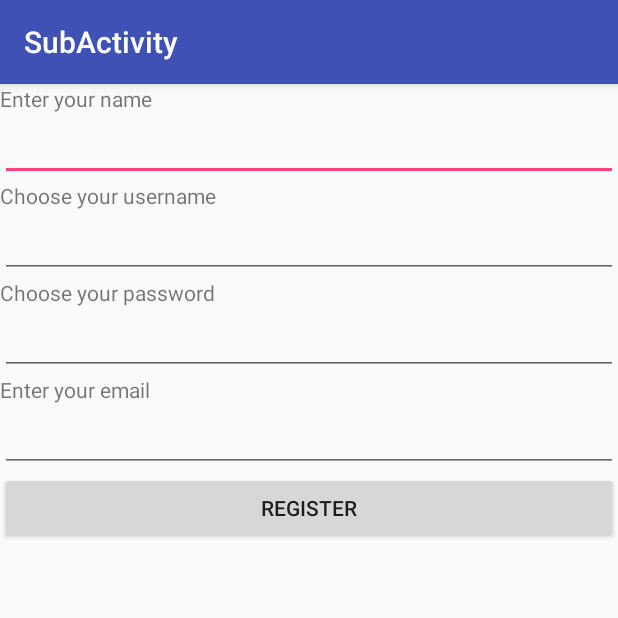
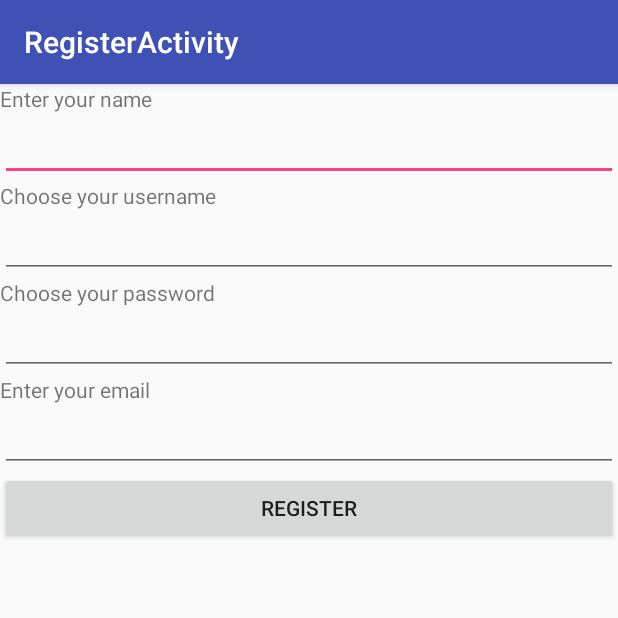
Before and after one commit to asterix153/NTS_apply, an Android app: the RegisterActivity screen opened directly, with no data from a screen before it, on a phone screen of 412 x 824 dp, the top half of it. Run offline under Robolectric (Android 15) with nearby library versions, the phone set to English and light mode, and no system bars.

```diff
--- a/damagochi/app/src/main/AndroidManifest.xml
+++ b/damagochi/app/src/main/AndroidManifest.xml
@@ -9,17 +9,22 @@
         android:label="@string/app_name"
         android:supportsRtl="true"
         android:theme="@style/AppTheme">
+
+
+
         <activity android:name=".MainActivity">
+        </activity>
+
+        <activity android:name=".LoginActivity" android:label="LoginActivity">
             <intent-filter>
                 <action android:name="android.intent.action.MAIN" />
 
                 <category android:name="android.intent.category.LAUNCHER" />
             </intent-filter>
-        </activity>
+        </activity>>
+
         <activity
-            android:name=".SubActivity" android:label="SubActivity"/>
-        <activity
-            android:name=".login_Activity" android:label="login_Activity"/>
+            android:name=".RegisterActivity" android:label="RegisterActivity"/>
 
         <!-- ATTENTION: This was auto-generated to add Google Play services to your project for
              App Indexing.  See https://g.co/AppIndexing/AndroidStudio for more information. -->
--- a/damagochi/app/src/main/java/kr/soen/damagochi/MainActivity.java
+++ b/damagochi/app/src/main/java/kr/soen/damagochi/MainActivity.java
@@ -135,7 +135,7 @@ public class MainActivity extends AppCompatActivity {
 
                     break;
                 case R.id.stroll: // play with pet outside    임시로 다른 액티비티 넘어가는 것
-                    Intent intent = new Intent(MainActivity.this, login_Activity.class);
+                    Intent intent = new Intent(MainActivity.this, LoginActivity.class);
                     startActivityForResult(intent, ACT_EDIT);
                     break;
 
--- a/damagochi/app/src/main/java/kr/soen/damagochi/SubActivity.java
+++ b/damagochi/app/src/main/java/kr/soen/damagochi/RegisterActivity.java
@@ -19,7 +19,7 @@ import java.net.URLEncoder;
 import java.util.ArrayList;
 import java.util.HashMap;
 
-public class SubActivity extends AppCompatActivity {
+public class RegisterActivity extends AppCompatActivity {
     EditText mEdit;
     EditText mEdit2;
 
@@ -68,7 +68,7 @@ public class SubActivity extends AppCompatActivity {
 import java.util.HashMap;
 import java.util.Map;
 
-public class SubActivity extends AppCompatActivity implements View.OnClickListener{
+public class RegisterActivity extends AppCompatActivity implements View.OnClickListener{
 
     private EditText editTextName;
     private EditText editTextUsername;
@@ -83,7 +83,7 @@ public class SubActivity extends AppCompatActivity implements View.OnClickListen
     @Override
     protected void onCreate(Bundle savedInstanceState) {
         super.onCreate(savedInstanceState);
-        setContentView(R.layout.login);
+        setContentView(R.layout.activity_register);
 
         editTextName = (EditText) findViewById(R.id.editTextName);
         editTextUsername = (EditText) findViewById(R.id.editTextUserName);
@@ -127,7 +127,7 @@ public class SubActivity extends AppCompatActivity implements View.OnClickListen
             @Override
             protected void onPreExecute() {
                 super.onPreExecute();
-                loading = ProgressDialog.show(SubActivity.this, "Please Wait",null, true, true);
+                loading = ProgressDialog.show(RegisterActivity.this, "Please Wait",null, true, true);
             }
 
             @Override
--- a/damagochi/app/src/main/res/layout/real_login.xml
+++ b/damagochi/app/src/main/res/layout/activity_login.xml
@@ -42,4 +42,4 @@
         android:text="register"
         android:onClick="btn_register"
         />
-    </LinearLayout>
+</LinearLayout>
--- /dev/null
+++ b/damagochi/app/src/main/res/layout/activity_register.xml
@@ -0,0 +1,55 @@
+<LinearLayout xmlns:android="http://schemas.android.com/apk/res/android"
+    android:orientation="vertical"
+    android:layout_height="match_parent"
+    android:layout_width="match_parent"
+    >
+    <TextView
+        android:layout_width="wrap_content"
+        android:layout_height="wrap_content"
+        android:text="Enter your name" />
+
+    <EditText
+        android:layout_width="fill_parent"
+        android:layout_height="wrap_content"
+        android:id="@+id/editTextName" />
+
+    <TextView
+        android:layout_width="wrap_content"
+        android:layout_height="wrap_content"
+        android:text="Choose your username" />
+
+    <EditText
+        android:layout_width="fill_parent"
+        android:layout_height="wrap_content"
+        android:id="@+id/editTextUserName" />
+
+    <TextView
+        android:layout_width="wrap_content"
+        android:layout_height="wrap_content"
+        android:text="Choose your password" />
+
+    <EditText
+        android:layout_width="fill_parent"
+        android:layout_height="wrap_content"
+        android:inputType="textPassword"
+        android:id="@+id/editTextPassword" />
+
+    <TextView
+        android:layout_width="wrap_content"
+        android:layout_height="wrap_content"
+        android:text="Enter your email" />
+
+    <EditText
+        android:layout_width="fill_parent"
+        android:layout_height="wrap_content"
+        android:inputType="textEmailAddress"
+        android:id="@+id/editTextEmail" />
+
+    <Button
+        android:layout_width="fill_parent"
+        android:layout_height="wrap_content"
+        android:text="Register"
+        android:id="@+id/buttonRegister" />
+
+
+</LinearLayout>
--- a/damagochi/app/src/main/res/layout/login.xml
+++ /dev/null
@@ -1,55 +0,0 @@
-<LinearLayout xmlns:android="http://schemas.android.com/apk/res/android"
-    android:orientation="vertical"
-    android:layout_height="match_parent"
-    android:layout_width="match_parent"
-    >
-<TextView
-    android:layout_width="wrap_content"
-    android:layout_height="wrap_content"
-    android:text="Enter your name" />
-
-<EditText
-    android:layout_width="fill_parent"
-    android:layout_height="wrap_content"
-    android:id="@+id/editTextName" />
-
-<TextView
-    android:layout_width="wrap_content"
-    android:layout_height="wrap_content"
-    android:text="Choose your username" />
-
-<EditText
-    android:layout_width="fill_parent"
-    android:layout_height="wrap_content"
-    android:id="@+id/editTextUserName" />
-
-<TextView
-    android:layout_width="wrap_content"
-    android:layout_height="wrap_content"
-    android:text="Choose your password" />
-
-<EditText
-    android:layout_width="fill_parent"
-    android:layout_height="wrap_content"
-    android:inputType="textPassword"
-    android:id="@+id/editTextPassword" />
-
-<TextView
-    android:layout_width="wrap_content"
-    android:layout_height="wrap_content"
-    android:text="Enter your email" />
-
-<EditText
-    android:layout_width="fill_parent"
-    android:layout_height="wrap_content"
-    android:inputType="textEmailAddress"
-    android:id="@+id/editTextEmail" />
-
-<Button
-    android:layout_width="fill_parent"
-    android:layout_height="wrap_content"
-    android:text="Register"
-    android:id="@+id/buttonRegister" />
-
-
-</LinearLayout>
```
Also changed, not shown: damagochi/app/src/main/java/kr/soen/damagochi/LoginActivity.java (added, +101 -0 lines), damagochi/app/src/main/java/kr/soen/damagochi/login_Activity.java (deleted, +0 -76 lines), damagochi/app/src/main/res/layout/riceview.xml (deleted, +0 -12 lines). Lines whose indentation alone changed are shown as unchanged.
